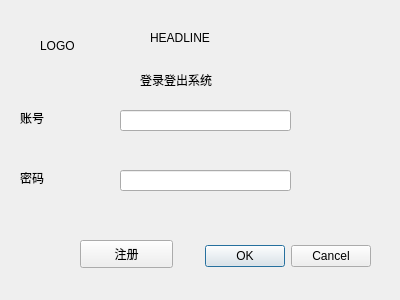
The window that qt try/ui_outline/logindialog.ui (chuchong/LibraryManagement) describes before a commit, drawn with Qt 5.
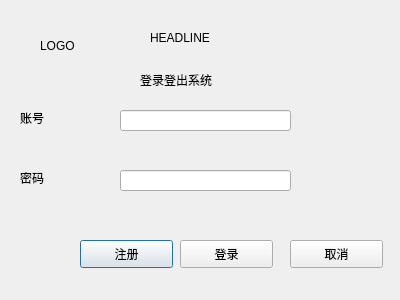
The same window after the commit.

Commit message:
登录界面UI制作完毕
//打开学生主界面
    void OpenMainWindowofStudent();
//打开管理员主界面
    void OpenMainWindowofAdministrator();
//显示密码错误
    void ShowRefutation();
//显示密码为空
    void ShowBlankRefutation();
//显示账号不存在
   void ShowNoQuestRefutation();
signals:
//信号
//登录的信号
    void LoginSignals(QString accnount, QString password);
//窗口销毁的信号
    void LoginDestruction();

Diff of the .ui file:
```diff
--- a/qt try/ui_outline/logindialog.ui
+++ b/qt try/ui_outline/logindialog.ui
@@ -13,22 +13,6 @@
   <property name="windowTitle">
    <string>Dialog</string>
   </property>
-  <widget class="QDialogButtonBox" name="buttonBox">
-   <property name="geometry">
-    <rect>
-     <x>30</x>
-     <y>240</y>
-     <width>341</width>
-     <height>32</height>
-    </rect>
-   </property>
-   <property name="orientation">
-    <enum>Qt::Horizontal</enum>
-   </property>
-   <property name="standardButtons">
-    <set>QDialogButtonBox::Cancel|QDialogButtonBox::Ok</set>
-   </property>
-  </widget>
   <widget class="QLabel" name="label">
    <property name="geometry">
     <rect>
@@ -130,6 +114,32 @@
     <string>注册</string>
    </property>
   </widget>
+  <widget class="QPushButton" name="LoginButton">
+   <property name="geometry">
+    <rect>
+     <x>180</x>
+     <y>240</y>
+     <width>93</width>
+     <height>28</height>
+    </rect>
+   </property>
+   <property name="text">
+    <string>登录</string>
+   </property>
+  </widget>
+  <widget class="QPushButton" name="RegisterButton_3">
+   <property name="geometry">
+    <rect>
+     <x>290</x>
+     <y>240</y>
+     <width>93</width>
+     <height>28</height>
+    </rect>
+   </property>
+   <property name="text">
+    <string>取消</string>
+   </property>
+  </widget>
  </widget>
  <resources/>
  <connections>
```
Left out of the diff: 41 changed lines with no effect on the pictures. The commit also changes 32 other files.
